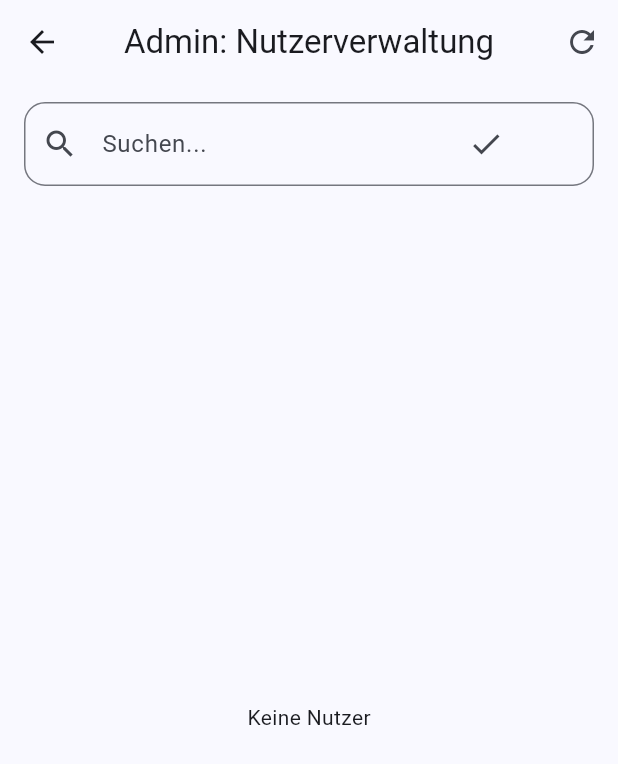
After one commit to aaron-hausheer/Flutter_Test, a Flutter app: the AdminUserMgmtPage screen opened directly, after a tap on the "refresh" icon, on a phone screen of 412 x 824 dp. The commit adds this screen. Shown: the top 764 px of the screen. Run offline on Flutter 3.47's test engine with Material 3 defaults, Android fonts, the phone set to English and light mode, and no system bars; our stand-ins replace supabase_flutter; accounts and stored records are empty.

Commit message:
Add userrole page

```diff
--- /dev/null
+++ b/lib/pages/admin/admin_user_mgmt.dart
@@ -0,0 +1,241 @@
+import 'package:flutter/material.dart';
+import 'package:supabase_flutter/supabase_flutter.dart';
+
+class AdminUserMgmtPage extends StatefulWidget {
+  const AdminUserMgmtPage({super.key});
+  @override
+  State<AdminUserMgmtPage> createState() => _AdminUserMgmtPageState();
+}
+
+class _AdminUserMgmtPageState extends State<AdminUserMgmtPage> {
+  final SupabaseClient _sb = Supabase.instance.client;
+  final TextEditingController _searchCtrl = TextEditingController();
+  String _query = '';
+
+  @override
+  void dispose() {
+    _searchCtrl.dispose();
+    super.dispose();
+  }
+
+  Stream<List<_UserRow>> _profilesStream() {
+    final SupabaseStreamBuilder s = _sb.from('profiles').stream(primaryKey: <String>['id']).order('updated_at', ascending: false);
+    return s.map((List<Map<String, dynamic>> rows) {
+      final List<_UserRow> list = rows.map((Map<String, dynamic> m) {
+        final String id = m['id'] as String;
+        final String dn = (m['display_name'] as String?) ?? '';
+        final String role = (m['role'] as String?) ?? 'user';
+        return _UserRow(id: id, displayName: dn, role: role);
+      }).toList();
+      list.sort((a, b) => (a.displayName.isEmpty ? a.id : a.displayName).toLowerCase().compareTo((b.displayName.isEmpty ? b.id : b.displayName).toLowerCase()));
+      return list;
+    });
+  }
+
+  List<_UserRow> _applyFilter(List<_UserRow> all) {
+    final String q = _query.trim().toLowerCase();
+    if (q.isEmpty) return all;
+    return all.where((u) => u.id.toLowerCase().contains(q) || u.displayName.toLowerCase().contains(q) || u.role.toLowerCase().contains(q)).toList();
+  }
+
+  Future<void> _editUser(_UserRow u) async {
+    final _EditResult? r = await showModalBottomSheet<_EditResult>(
+      context: context,
+      isScrollControlled: true,
+      useSafeArea: true,
+      builder: (BuildContext c) => _EditSheet(
+        initialName: u.displayName,
+        initialRole: u.role,
+      ),
+    );
+    if (r == null) return;
+    try {
+      await _sb.rpc('admin_update_profile', params: <String, dynamic>{
+        'p_user_id': u.id,
+        'p_display_name': r.name,
+        'p_role': r.role,
+      });
+      await _sb.from('profiles').select('id').limit(1);
+      if (mounted) ScaffoldMessenger.of(context).showSnackBar(const SnackBar(content: Text('Gespeichert')));
+    } catch (e) {
+      if (mounted) ScaffoldMessenger.of(context).showSnackBar(SnackBar(content: Text('Fehler: $e')));
+    }
+  }
+
+  @override
+  Widget build(BuildContext context) {
+    return Scaffold(
+      appBar: AppBar(
+        title: const Text('Admin: Nutzerverwaltung'),
+        actions: <Widget>[
+          IconButton(
+            onPressed: () async {
+              await _sb.from('profiles').select().limit(1);
+              if (mounted) setState(() {});
+            },
+            icon: const Icon(Icons.refresh),
+          ),
+        ],
+      ),
+      body: Column(
+        children: <Widget>[
+          Padding(
+            padding: const EdgeInsets.fromLTRB(16, 12, 16, 8),
+            child: TextField(
+              controller: _searchCtrl,
+              decoration: InputDecoration(
+                hintText: 'Suchen...',
+                prefixIcon: const Icon(Icons.search),
+                suffixIcon: Row(
+                  mainAxisSize: MainAxisSize.min,
+                  children: <Widget>[
+                    IconButton(
+                      onPressed: () {
+                        setState(() => _query = _searchCtrl.text.trim());
+                      },
+                      icon: const Icon(Icons.check),
+                    ),
+                    if (_searchCtrl.text.isNotEmpty)
+                      IconButton(
+                        onPressed: () {
+                          _searchCtrl.clear();
+                          setState(() => _query = '');
+                        },
+                        icon: const Icon(Icons.clear),
+                      ),
+                  ],
+                ),
+                suffixIconConstraints: const BoxConstraints(minWidth: 96),
+              ),
+              onSubmitted: (String _) => setState(() => _query = _searchCtrl.text.trim()),
+              textInputAction: TextInputAction.search,
+            ),
+          ),
+          Expanded(
+            child: StreamBuilder<List<_UserRow>>(
+              stream: _profilesStream(),
+              builder: (BuildContext context, AsyncSnapshot<List<_UserRow>> snapshot) {
+                if (snapshot.connectionState == ConnectionState.waiting) {
+                  return const Center(child: CircularProgressIndicator());
+                }
+                if (snapshot.hasError) {
+                  return Center(child: Text('Fehler: ${snapshot.error}'));
+                }
+                final List<_UserRow> users = _applyFilter(snapshot.data ?? <_UserRow>[]);
+                if (users.isEmpty) return const Center(child: Text('Keine Nutzer'));
+                return RefreshIndicator(
+                  onRefresh: () async {
+                    await _sb.from('profiles').select().limit(1);
+                  },
+                  child: ListView.builder(
+                    itemCount: users.length,
+                    itemBuilder: (BuildContext context, int i) {
+                      final _UserRow u = users[i];
+                      final String title = u.displayName.isEmpty ? u.id : u.displayName;
+                      final String sub = u.displayName.isEmpty ? u.role : '${u.role} • ${u.id}';
+                      return ListTile(
+                        leading: const Icon(Icons.person),
+                        title: Text(title, maxLines: 1, overflow: TextOverflow.ellipsis),
+                        subtitle: Text(sub, maxLines: 1, overflow: TextOverflow.ellipsis),
+                        trailing: IconButton(
+                          onPressed: () => _editUser(u),
+                          icon: const Icon(Icons.edit),
+                        ),
+                      );
+                    },
+                  ),
+                );
+              },
+            ),
+          ),
+        ],
+      ),
+    );
+  }
+}
+
+class _UserRow {
+  final String id;
+  final String displayName;
+  final String role;
+  const _UserRow({required this.id, required this.displayName, required this.role});
+}
+
+class _EditResult {
+  final String name;
+  final String role;
+  const _EditResult({required this.name, required this.role});
+}
+
+class _EditSheet extends StatefulWidget {
+  final String initialName;
+  final String initialRole;
+  const _EditSheet({super.key, required this.initialName, required this.initialRole});
+  @override
+  State<_EditSheet> createState() => _EditSheetState();
+}
+
+class _EditSheetState extends State<_EditSheet> {
+  final GlobalKey<FormState> _formKey = GlobalKey<FormState>();
+  late final TextEditingController _nameCtrl = TextEditingController(text: widget.initialName);
+  String _role = 'user';
+
+  @override
+  void initState() {
+    super.initState();
+    _role = widget.initialRole;
+  }
+
+  @override
+  void dispose() {
+    _nameCtrl.dispose();
+    super.dispose();
+  }
+
+  @override
+  Widget build(BuildContext context) {
+    return Padding(
+      padding: EdgeInsets.only(bottom: MediaQuery.of(context).viewInsets.bottom),
+      child: Padding(
+        padding: const EdgeInsets.all(16),
+        child: Form(
+          key: _formKey,
+          child: Wrap(
+            runSpacing: 12,
+            children: <Widget>[
+              Text('Nutzer bearbeiten', style: Theme.of(context).textTheme.titleLarge),
+              TextFormField(
+                controller: _nameCtrl,
+                decoration: const InputDecoration(labelText: 'Display Name'),
+              ),
+              DropdownButtonFormField<String>(
+                value: _role,
+                items: const <DropdownMenuItem<String>>[
+                  DropdownMenuItem<String>(value: 'user', child: Text('user')),
+                  DropdownMenuItem<String>(value: 'moderator', child: Text('moderator')),
+                  DropdownMenuItem<String>(value: 'admin', child: Text('admin')),
+                ],
+                onChanged: (String? v) => setState(() => _role = v ?? 'user'),
+                decoration: const InputDecoration(labelText: 'Rolle'),
+              ),
+              Row(
+                children: <Widget>[
+                  const Spacer(),
+                  TextButton(onPressed: () => Navigator.of(context).pop(), child: const Text('Abbrechen')),
+                  const SizedBox(width: 8),
+                  FilledButton.icon(
+                    onPressed: () {
+                      Navigator.of(context).pop(_EditResult(name: _nameCtrl.text.trim(), role: _role));
+                    },
+                    icon: const Icon(Icons.check),
+                    label: const Text('Speichern'),
+                  ),
+                ],
+              ),
+            ],
+          ),
+        ),
+      ),
+    );
+  }
+}
```
Also changed, not shown: lib/auth/auth_gate.dart (+7 -0 lines), lib/pages/notes/note_list_page.dart (+3 -11 lines), lib/widgets/admin_drawer.dart (+9 -2 lines), 1 other file.
